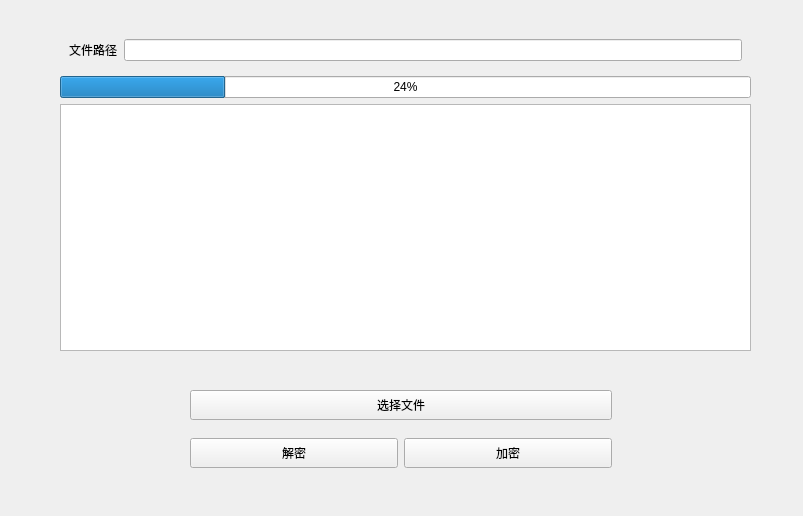
Qt form widget.ui (AiBryce/FileEncryptionAndDecryptionProgramDemo) before a commit.
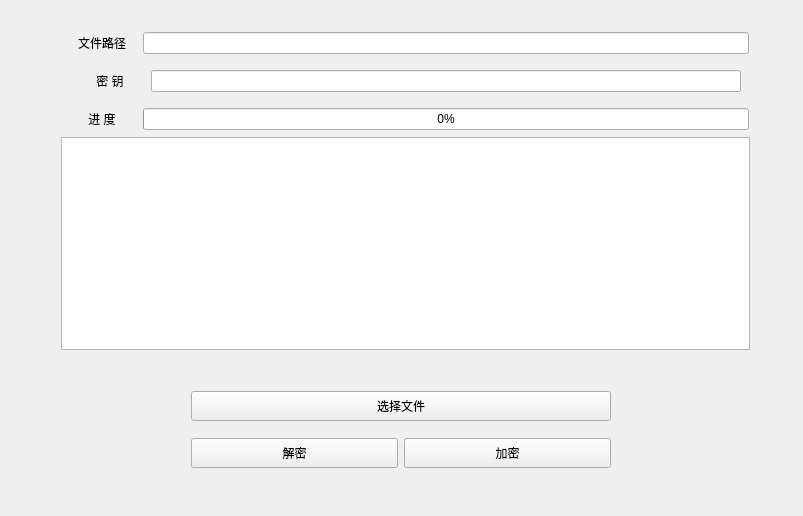
The same form after that commit.

The edit to the form file:
```diff
--- a/widget.ui
+++ b/widget.ui
@@ -23,17 +23,65 @@
     </rect>
    </property>
    <layout class="QVBoxLayout" name="verticalLayout">
+    <property name="leftMargin">
+     <number>1</number>
+    </property>
+    <property name="topMargin">
+     <number>1</number>
+    </property>
+    <property name="rightMargin">
+     <number>1</number>
+    </property>
+    <property name="bottomMargin">
+     <number>1</number>
+    </property>
     <item>
      <widget class="QWidget" name="horizontalWidget_2" native="true">
       <layout class="QHBoxLayout" name="horizontalLayout_2">
+       <property name="spacing">
+        <number>1</number>
+       </property>
+       <property name="leftMargin">
+        <number>1</number>
+       </property>
+       <property name="topMargin">
+        <number>1</number>
+       </property>
+       <property name="rightMargin">
+        <number>1</number>
+       </property>
+       <property name="bottomMargin">
+        <number>1</number>
+       </property>
        <item>
         <widget class="QLabel" name="label">
          <property name="enabled">
           <bool>true</bool>
          </property>
+         <property name="sizePolicy">
+          <sizepolicy hsizetype="Minimum" vsizetype="Preferred">
+           <horstretch>0</horstretch>
+           <verstretch>0</verstretch>
+          </sizepolicy>
+         </property>
+         <property name="minimumSize">
+          <size>
+           <width>80</width>
+           <height>0</height>
+          </size>
+         </property>
+         <property name="maximumSize">
+          <size>
+           <width>80</width>
+           <height>16777215</height>
+          </size>
+         </property>
          <property name="text">
           <string>文件路径</string>
          </property>
+         <property name="alignment">
+          <set>Qt::AlignCenter</set>
+         </property>
         </widget>
        </item>
        <item>
@@ -43,10 +91,99 @@
      </widget>
     </item>
     <item>
-     <widget class="QProgressBar" name="progressBar">
-      <property name="value">
-       <number>24</number>
+     <widget class="QWidget" name="horizontalWidget" native="true">
+      <property name="minimumSize">
+       <size>
+        <width>0</width>
+        <height>0</height>
+       </size>
       </property>
+      <layout class="QHBoxLayout" name="horizontalLayout_3">
+       <property name="spacing">
+        <number>1</number>
+       </property>
+       <item>
+        <widget class="QLabel" name="label_2">
+         <property name="sizePolicy">
+          <sizepolicy hsizetype="Minimum" vsizetype="Preferred">
+           <horstretch>0</horstretch>
+           <verstretch>0</verstretch>
+          </sizepolicy>
+         </property>
+         <property name="minimumSize">
+          <size>
+           <width>80</width>
+           <height>0</height>
+          </size>
+         </property>
+         <property name="maximumSize">
+          <size>
+           <width>80</width>
+           <height>16777215</height>
+          </size>
+         </property>
+         <property name="text">
+          <string>密 钥</string>
+         </property>
+         <property name="alignment">
+          <set>Qt::AlignCenter</set>
+         </property>
+        </widget>
+       </item>
+       <item>
+        <widget class="QLineEdit" name="lineEdit_2"/>
+       </item>
+      </layout>
+     </widget>
+    </item>
+    <item>
+     <widget class="QWidget" name="horizontalWidget_3" native="true">
+      <property name="minimumSize">
+       <size>
+        <width>0</width>
+        <height>0</height>
+       </size>
+      </property>
+      <layout class="QHBoxLayout" name="horizontalLayout_4">
+       <property name="spacing">
+        <number>1</number>
+       </property>
+       <property name="leftMargin">
+        <number>1</number>
+       </property>
+       <property name="topMargin">
+        <number>1</number>
+       </property>
+       <property name="rightMargin">
+        <number>1</number>
+       </property>
+       <property name="bottomMargin">
+        <number>1</number>
+       </property>
+       <item>
+        <widget class="QLabel" name="label_3">
+         <property name="minimumSize">
+          <size>
+           <width>80</width>
+           <height>0</height>
+          </size>
+         </property>
+         <property name="text">
+          <string>进 度</string>
+         </property>
+         <property name="alignment">
+          <set>Qt::AlignCenter</set>
+         </property>
+        </widget>
+       </item>
+       <item>
+        <widget class="QProgressBar" name="progressBar">
+         <property name="value">
+          <number>0</number>
+         </property>
+        </widget>
+       </item>
+      </layout>
      </widget>
     </item>
     <item>
@@ -74,6 +211,18 @@
     </size>
    </property>
    <layout class="QVBoxLayout" name="verticalLayout_2">
+    <property name="leftMargin">
+     <number>1</number>
+    </property>
+    <property name="topMargin">
+     <number>1</number>
+    </property>
+    <property name="rightMargin">
+     <number>1</number>
+    </property>
+    <property name="bottomMargin">
+     <number>1</number>
+    </property>
     <item>
      <widget class="QPushButton" name="pushButton">
       <property name="minimumSize">
```
Left out of the diff: 2 changed lines with no effect on the pictures.
